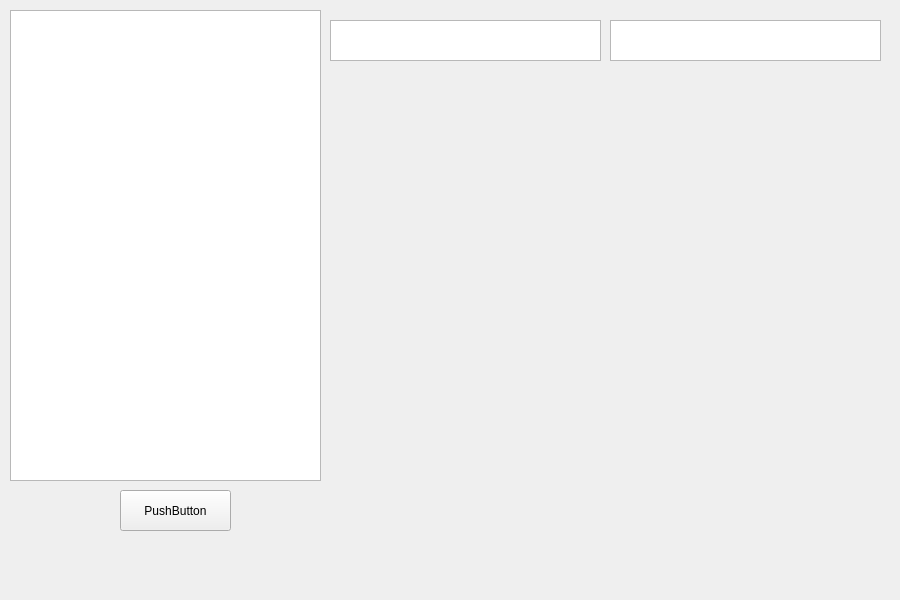
Above: fileexplorer.ui from Q-Wednesday/FTPClient before the change. Below: the same form after it.
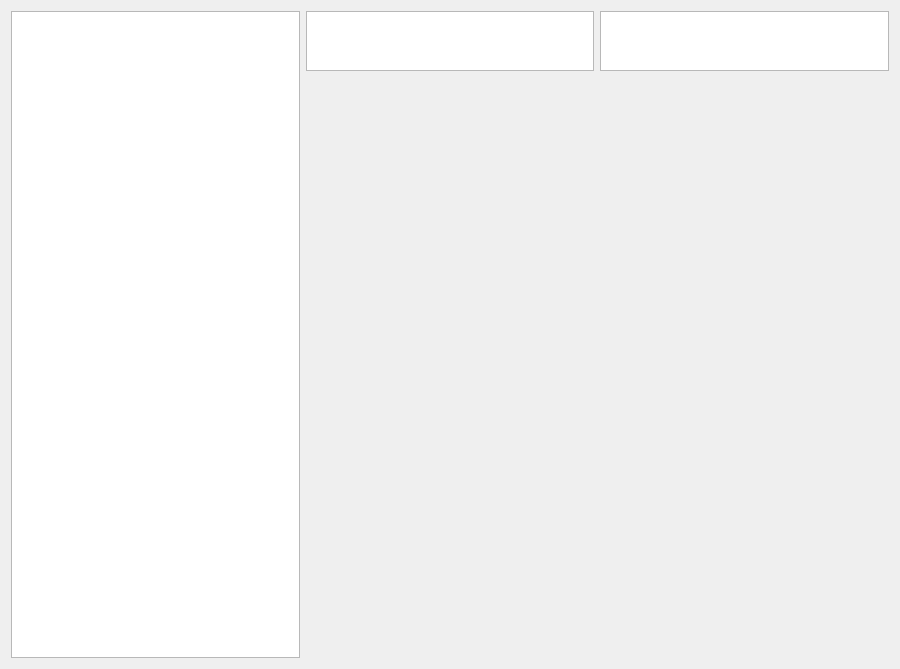
That is the form after the change.

```diff
--- a/fileexplorer.ui
+++ b/fileexplorer.ui
@@ -7,72 +7,82 @@
     <x>0</x>
     <y>0</y>
     <width>900</width>
-    <height>600</height>
+    <height>669</height>
    </rect>
   </property>
   <property name="windowTitle">
    <string>Form</string>
   </property>
-  <widget class="QPushButton" name="pushButton">
-   <property name="geometry">
-    <rect>
-     <x>120</x>
-     <y>490</y>
-     <width>111</width>
-     <height>41</height>
-    </rect>
-   </property>
-   <property name="text">
-    <string>PushButton</string>
-   </property>
-  </widget>
-  <widget class="QListWidget" name="remoteDir">
-   <property name="geometry">
-    <rect>
-     <x>330</x>
-     <y>20</y>
-     <width>271</width>
-     <height>41</height>
-    </rect>
-   </property>
-   <property name="flow">
-    <enum>QListView::LeftToRight</enum>
-   </property>
-  </widget>
-  <widget class="QListWidget" name="localDir">
-   <property name="geometry">
-    <rect>
-     <x>610</x>
-     <y>20</y>
-     <width>271</width>
-     <height>41</height>
-    </rect>
-   </property>
-   <property name="flow">
-    <enum>QListView::LeftToRight</enum>
-   </property>
-  </widget>
-  <widget class="QTextBrowser" name="serverResponse">
-   <property name="geometry">
-    <rect>
-     <x>10</x>
-     <y>10</y>
-     <width>311</width>
-     <height>471</height>
-    </rect>
-   </property>
-  </widget>
-  <widget class="QWidget" name="horizontalLayoutWidget">
-   <property name="geometry">
-    <rect>
-     <x>330</x>
-     <y>80</y>
-     <width>551</width>
-     <height>471</height>
-    </rect>
-   </property>
-   <layout class="QHBoxLayout" name="fileListLayout"/>
-  </widget>
+  <layout class="QGridLayout" name="gridLayout">
+   <item row="0" column="0" rowspan="2">
+    <widget class="QTextBrowser" name="serverResponse"/>
+   </item>
+   <item row="0" column="1">
+    <widget class="QListWidget" name="remoteDir">
+     <property name="sizePolicy">
+      <sizepolicy hsizetype="Expanding" vsizetype="Minimum">
+       <horstretch>0</horstretch>
+       <verstretch>0</verstretch>
+      </sizepolicy>
+     </property>
+     <property name="minimumSize">
+      <size>
+       <width>0</width>
+       <height>40</height>
+      </size>
+     </property>
+     <property name="maximumSize">
+      <size>
+       <width>16777215</width>
+       <height>60</height>
+      </size>
+     </property>
+     <property name="flow">
+      <enum>QListView::LeftToRight</enum>
+     </property>
+    </widget>
+   </item>
+   <item row="0" column="2">
+    <widget class="QListWidget" name="localDir">
+     <property name="sizePolicy">
+      <sizepolicy hsizetype="Expanding" vsizetype="Minimum">
+       <horstretch>0</horstretch>
+       <verstretch>0</verstretch>
+      </sizepolicy>
+     </property>
+     <property name="minimumSize">
+      <size>
+       <width>0</width>
+       <height>40</height>
+      </size>
+     </property>
+     <property name="maximumSize">
+      <size>
+       <width>16777215</width>
+       <height>60</height>
+      </size>
+     </property>
+     <property name="verticalScrollBarPolicy">
+      <enum>Qt::ScrollBarAlwaysOff</enum>
+     </property>
+     <property name="sizeAdjustPolicy">
+      <enum>QAbstractScrollArea::AdjustToContents</enum>
+     </property>
+     <property name="autoScrollMargin">
+      <number>5</number>
+     </property>
+     <property name="horizontalScrollMode">
+      <enum>QAbstractItemView::ScrollPerPixel</enum>
+     </property>
+     <property name="flow">
+      <enum>QListView::LeftToRight</enum>
+     </property>
+    </widget>
+   </item>
+   <item row="1" column="1" colspan="2">
+    <layout class="QHBoxLayout" name="fileListLayout"/>
+   </item>
+  </layout>
  </widget>
  <resources/>
  <connections/>
```
